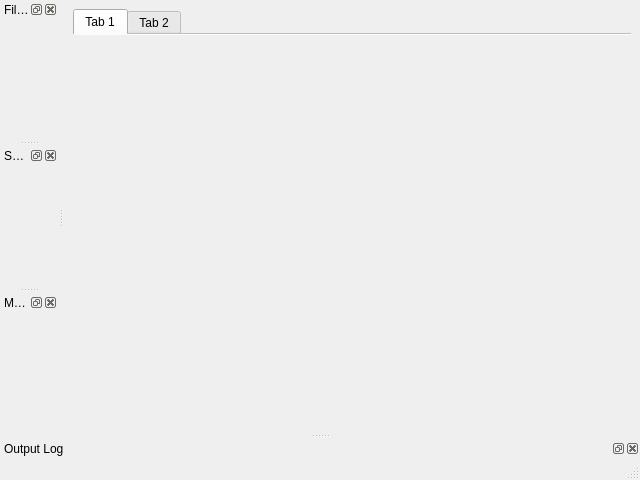
This is src/mainwindow.ui in nschindler-noaa/compass-rewrite as Qt 5 draws it before an edit. The edited form follows.
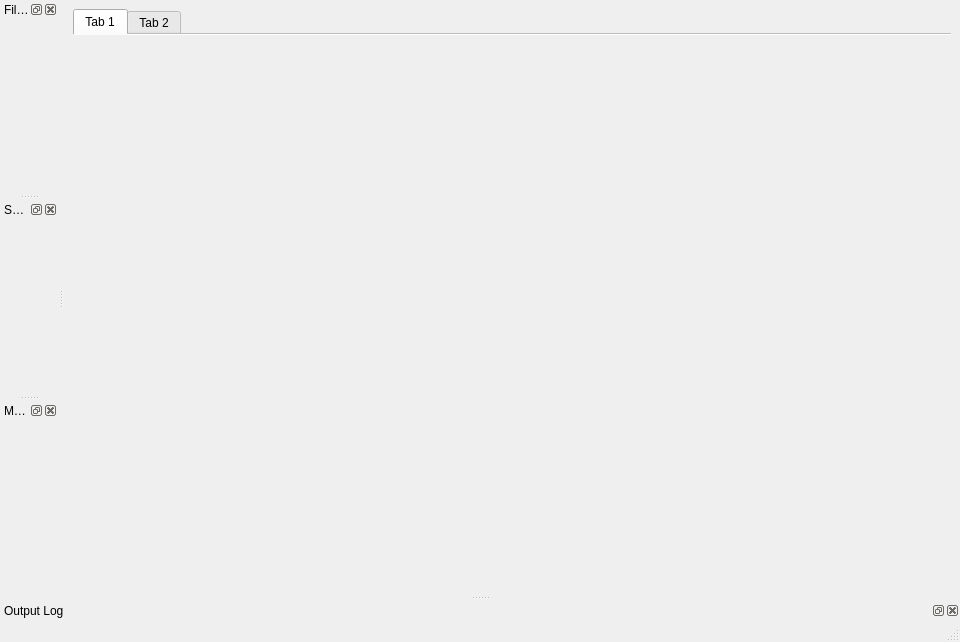
This is the edited form.

```diff
--- a/src/mainwindow.ui
+++ b/src/mainwindow.ui
@@ -6,8 +6,8 @@
    <rect>
     <x>0</x>
     <y>0</y>
-    <width>640</width>
-    <height>480</height>
+    <width>960</width>
+    <height>642</height>
    </rect>
   </property>
   <property name="windowTitle">
```
Left out of the diff: 7 changed lines with no effect on the pictures.
